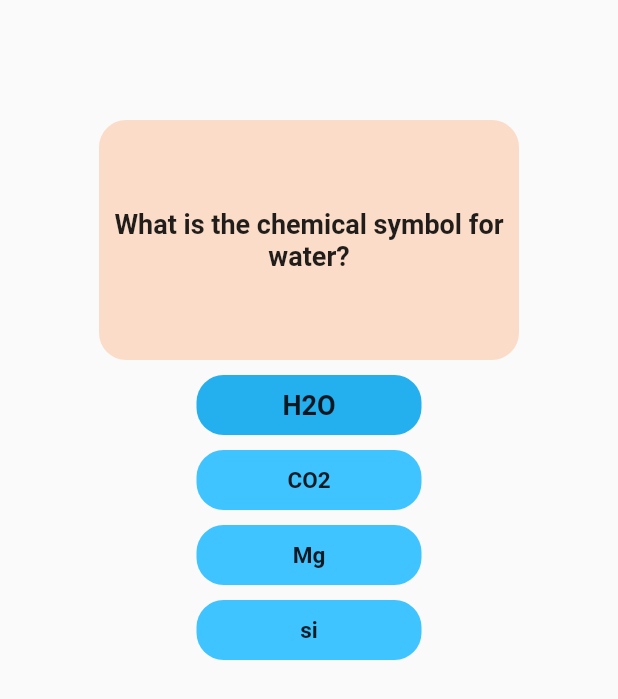
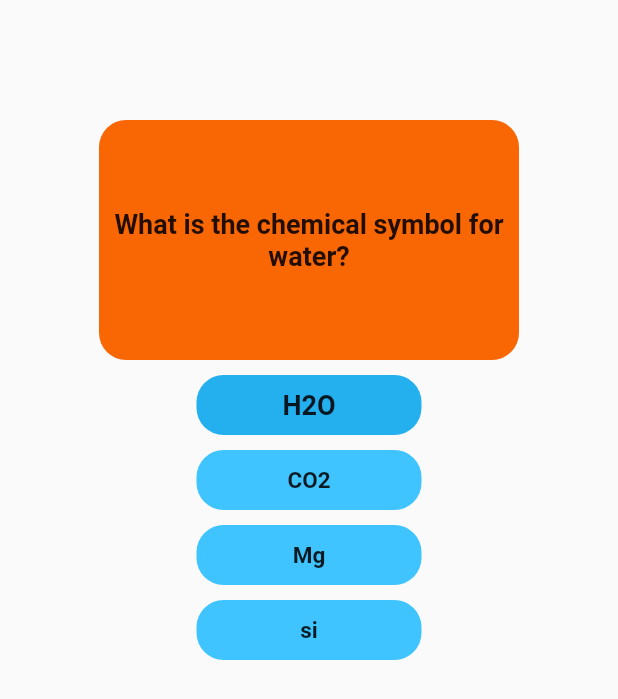
Before and after one commit to adilNalakath/quiz-app, a Flutter app: the screen it shows after launch, after a tap on "Let's Start", on a phone screen of 412 x 824 dp. Shown: the top 699 px of the screen. Run offline on Flutter 3.47's test engine with Material 2 defaults, Android fonts, the phone set to English and light mode, and no system bars.

Commit message:
second commit

```diff
--- a/lib/login.dart
+++ b/lib/login.dart
@@ -1,33 +1,27 @@
 import 'package:flutter/material.dart';
 import 'package:flutter_application_4/page1.dart';
 
-class _loginpagState extends StatefulWidget {
-   _loginpagState({super.key});
-final  unameController = TextEditingController();
-final  passController = TextEditingController();
-  @override
-  State<_loginpagState> createState() => __loginpagStateState();
-}
+class _loginpageState extends StatelessWidget {
+   _loginpageState({super.key});
 
-class __loginpagStateState extends State<_loginpagState> {
   @override
   Widget build(BuildContext context) {
     return Scaffold(
       backgroundColor: Color.fromARGB(248, 12, 12, 12),
       body: Column(
-        children: [GestureDetector(onTap: () {
-              Navigator.push(context, MaterialPageRoute(builder:(context) => page1(
-              ),));
-          Container(
-            height: 400,
-            width: 300,
+        children: [
+
+            GestureDetector(onTap: () {
+              Navigator.push(context, MaterialPageRoute(builder:(context) => page1(),
+              ),);   Container(
               child: Column(children: [
                 Text("username"),
                 TextField(
                   decoration: InputDecoration(
                     hintText: "Username",),
                 ),
-            ],),);Container(
+              ],),
+            );Container(
               height: 400,
               width: 300,
               child: Column(
@@ -37,7 +31,8 @@ class __loginpagStateState extends State<_loginpagState> {
                    decoration: InputDecoration(
                     hintText: "password", ),),],),
           );
-   } ), ],
+            }
+    ), ],
       ),
     );
 
--- a/lib/page1.dart
+++ b/lib/page1.dart
@@ -14,48 +14,131 @@ class _page1State extends State<page1> {
   @override
   Widget build(BuildContext context) {
     return  Scaffold(
-      backgroundColor: Color.fromARGB(255, 48, 153, 234),
+      backgroundColor: Color.fromARGB(255, 248, 249, 249),
       body: Column(
         children: [
           Container(
             height: 200,
             width: 900,
             decoration: BoxDecoration(shape: BoxShape.rectangle,
-            color: Color.fromARGB(255, 249, 247, 244),
+            color: Color.fromARGB(255, 8, 8, 7),
             borderRadius: BorderRadius.only(
               bottomLeft: Radius.circular(80.0),
-              bottomRight: Radius.circular(80.0)
+              bottomRight: Radius.circular(80.0),
             ),
               ),
             child: Column(mainAxisAlignment:MainAxisAlignment.center,
-            children: [Center(child: Text('Quizee',
+            children: [Center(child: Text('Hello Quize',
             style: TextStyle(fontStyle: FontStyle.italic,fontSize: 40,
-            fontWeight: FontWeight.bold))),]),
+            fontWeight: FontWeight.bold,color: Color.fromARGB(248, 250, 249, 250)))),]),
+            ),SizedBox(height: 20,),
+            Text("category",style: TextStyle(fontStyle: FontStyle.italic,fontSize: 25,
+            fontWeight: FontWeight.bold,)),
+            Padding(
+              padding: const EdgeInsets.all(20.0),
+              child: Row(
+                children: [
+                  SizedBox(width: 29.0,),
+                  InkWell(onTap: () {
+                    Navigator.push(context,
+                    MaterialPageRoute(builder: (context)=> ScreenTwo()),);
+                  },
+                    child: Container(
+                          height: 100,
+                          width: 100,
+                          decoration: BoxDecoration(shape: BoxShape.rectangle,
+                          color: Color.fromARGB(248, 7, 7, 7),
+                          borderRadius: BorderRadius.only(
+                            topLeft: Radius.circular(60.0),
+                            topRight: Radius.circular(60.0),
+
+                          ),),
+                            child: Column(
+                              mainAxisAlignment: MainAxisAlignment.center,
+                              children: [Center(child: Image.asset('assets/images/gk.png',
+                              fit: BoxFit.contain,
+                              ),)],
+                            ),
+                        ),
+                  ),SizedBox(width: 89.0,),
+                    Container(
+                                height: 100,
+                                width: 100,
+                                decoration: BoxDecoration(shape: BoxShape.rectangle,
+                                color: Color.fromARGB(248, 7, 7, 7),
+                                borderRadius: BorderRadius.only(
+                                  topLeft: Radius.circular(60.0),
+                                  topRight: Radius.circular(60.0),
+                                ),),
+                                  child: Column(
+                                    mainAxisAlignment: MainAxisAlignment.center,
+                                    children: [Center(child: Image.asset('assets/images/sports png.png',
+                                    ),)],
+                                  ),
+                              ),],
+
+              ),
             ),
-            SizedBox(height:410,),
+            SizedBox(height: 20,),
+            Padding(
+              padding: const EdgeInsets.all(20.0),
+              child: Row(
+                children: [
+                  SizedBox(width: 29.0,),
+                  Container(
+                        height: 100,
+                        width: 100,
+                        decoration: BoxDecoration(shape: BoxShape.rectangle,
+                        color: Color.fromARGB(248, 7, 7, 7),
+                        borderRadius: BorderRadius.only(
+                          topLeft: Radius.circular(60.0),
+                          topRight: Radius.circular(60.0),
+                        ),),
+                          child: Column(
+                            mainAxisAlignment: MainAxisAlignment.center,
+                            children: [Center(child: Image.asset('assets/images/history image.png',
+                            ),)],
+                          ),
+                      ),SizedBox(width: 89.0,),
+                    Container(
+                                height: 100,
+                                width: 100,
+                                decoration: BoxDecoration(shape: BoxShape.rectangle,
+                                color: Color.fromARGB(248, 7, 7, 7),
+                                borderRadius: BorderRadius.only(
+                                  topLeft: Radius.circular(60.0),
+                                  topRight: Radius.circular(60.0),
+                                ),),
+                                  child: Column(
+                                    mainAxisAlignment: MainAxisAlignment.center,
+                                    children: [Center(child: Image.asset('assets/images/tec image.png',
+                                    ),)],
+                                  ),
+                              ),],
+
+              ),
+            ),
+            SizedBox(height:100,),
 
             GestureDetector(onTap: () {
               Navigator.push(context, MaterialPageRoute(builder:(context) => ScreenTwo(
               ),));
 
             },
-              child: GestureDetector(onTap: () {
-                Navigator.push(context, MaterialPageRoute(builder:(context) => ScreenTwo(
-              )));
-              },
-                child: Container(
+            child: Container(
                   height: 40,
                   width: 180,
                   decoration: BoxDecoration(borderRadius: BorderRadius.circular(18),
-                  color: Color.fromARGB(255, 158, 218, 246)),
+                  color: Color.fromARGB(236, 12, 12, 12)),
                   child: Column(mainAxisAlignment: MainAxisAlignment.center,
                     children: [Center(child: Text("Let's Start",
-                    style: TextStyle(fontSize: 15,fontWeight: FontWeight.bold),),),
+                    style: TextStyle(fontSize: 15,fontWeight: FontWeight.bold,
+                    color: Color.fromARGB(249, 251, 250, 250)),),),
                     ],),
 
                   ),
               ),
-            ),
+
 
         ],
       ),
--- a/lib/qustionpage.dart
+++ b/lib/qustionpage.dart
@@ -32,7 +32,7 @@ class _ScreenTwoState extends State<ScreenTwo> {
             height: 160,
             width: 280,
             decoration: BoxDecoration(borderRadius: BorderRadius.circular(18),
-            color: Color.fromARGB(255, 251, 220, 200)),
+            color: Color.fromARGB(255, 249, 102, 4)),
             child: Center(child: Text(questions[index].question!,textAlign:TextAlign.center,style: TextStyle(
               fontSize: 18,fontWeight: FontWeight.bold)),),
            ),
```
Also changed, not shown: lib/score.dart (+4 -4 lines), assets/images/gk.png (added), assets/images/history image.png (added), assets/images/sports png.png (added), assets/images/tec image.png (added), lib/Quizlist.dart (line endings or trailing spaces). Lines whose indentation alone changed are shown as unchanged.
